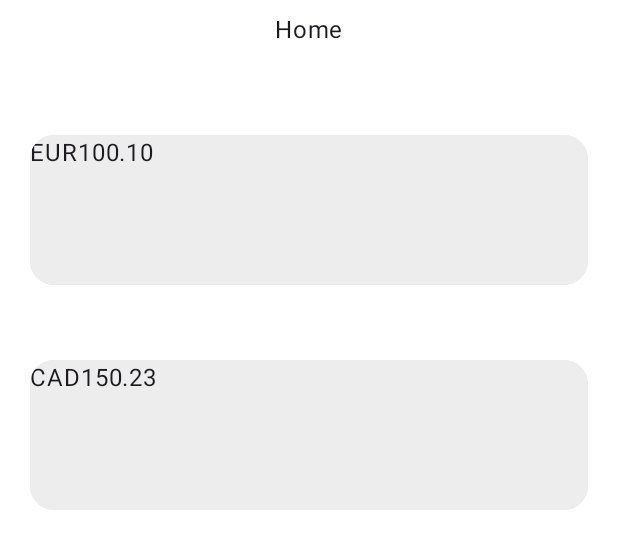
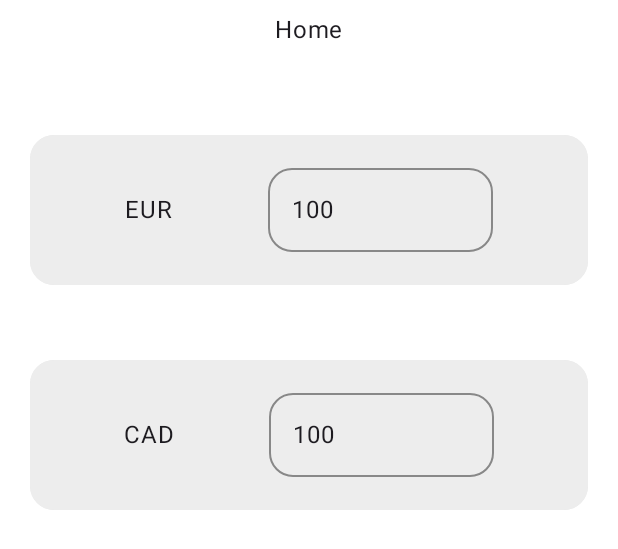
Before and after one commit to dratonyi/CurrencyExchangeRates, an Android app built with Jetpack Compose: the @Preview function MainBackgroundLightPreview, on a phone screen of 412 x 824 dp. Shown: the top 549 px of the screen. Run offline under Robolectric (Android 15) with nearby library versions, the phone set to English and light mode, and no system bars; our stand-ins replace accompanist.

Commit message:
made text fields operational

```diff
--- a/app/src/main/java/com/example/currencyexchangerates/MainActivity.kt
+++ b/app/src/main/java/com/example/currencyexchangerates/MainActivity.kt
@@ -34,7 +34,11 @@ class MainActivity : ComponentActivity() {
                 ) {
                     MainBackground(
                         viewModel.baseCurrency,
-                        viewModel.targetCurrency
+                        viewModel.targetCurrency,
+                        viewModel.baseAmount,
+                        viewModel.targetAmount,
+                        { viewModel.updateBaseAmount(it) },
+                        { viewModel.updateTargetAmount(it) }
                     )
                 }
             }
--- a/app/src/main/java/com/example/currencyexchangerates/ui/components/CurrencyCard.kt
+++ b/app/src/main/java/com/example/currencyexchangerates/ui/components/CurrencyCard.kt
@@ -6,6 +6,7 @@ import android.icu.text.DecimalFormat
 import android.icu.util.Currency
 import androidx.compose.foundation.Image
 import androidx.compose.foundation.background
+import androidx.compose.foundation.layout.Arrangement
 import androidx.compose.foundation.layout.Box
 import androidx.compose.foundation.layout.Row
 import androidx.compose.foundation.layout.fillMaxHeight
@@ -14,15 +15,28 @@ import androidx.compose.foundation.layout.fillMaxWidth
 import androidx.compose.foundation.layout.height
 import androidx.compose.foundation.layout.padding
 import androidx.compose.foundation.layout.size
+import androidx.compose.foundation.layout.width
 import androidx.compose.foundation.shape.RoundedCornerShape
+import androidx.compose.foundation.text.BasicText
+import androidx.compose.foundation.text.BasicTextField
+import androidx.compose.foundation.text.KeyboardOptions
 import androidx.compose.material3.MaterialTheme
+import androidx.compose.material3.OutlinedTextField
+import androidx.compose.material3.OutlinedTextFieldDefaults
 import androidx.compose.material3.Surface
 import androidx.compose.material3.Text
+import androidx.compose.material3.TextField
+import androidx.compose.material3.TextFieldColors
+import androidx.compose.material3.TextFieldDefaults
 import androidx.compose.runtime.Composable
+import androidx.compose.ui.Alignment
 import androidx.compose.ui.Modifier
 import androidx.compose.ui.draw.clip
+import androidx.compose.ui.graphics.Color
 import androidx.compose.ui.graphics.RectangleShape
 import androidx.compose.ui.res.colorResource
+import androidx.compose.ui.text.TextRange
+import androidx.compose.ui.text.input.KeyboardType
 import androidx.compose.ui.tooling.preview.Preview
 import androidx.compose.ui.unit.dp
 import com.example.currencyexchangerates.R
@@ -31,7 +45,8 @@ import com.example.currencyexchangerates.ui.theme.MyAppTheme
 @Composable
 fun CurrencyCard(
     currency: Currency,
-    amount: Double
+    amount: String,
+    updateAmount: (String) -> Unit
 ) {
     Surface(
         modifier = Modifier
@@ -43,17 +58,39 @@ fun CurrencyCard(
     ) {
         Row(
             modifier = Modifier
-                .fillMaxSize()
+                .fillMaxSize(),
+            verticalAlignment = Alignment.CenterVertically,
+            horizontalArrangement = Arrangement.SpaceEvenly
         ) {
             Text(
                 text = currency.currencyCode
             )
 
-            Text(
-                text = "%.${currency.defaultFractionDigits}f".format(amount)
-                 //BigDecimal(amount).setScale(currency.defaultFractionDigits, RoundingMode.HALF_UP).toString()
-                //BigDecimal(amount).setScale(currency.defaultFractionDigits, RoundingMode.HALF_UP).toString()
-            )
+            Box(
+                modifier = Modifier.background(MaterialTheme.colorScheme.surface)
+            ) {
+                OutlinedTextField(
+                    value = amount,
+                    onValueChange = {newVal ->
+                        if (newVal.all { it.isDigit() || it == '.' } && newVal.count { it == '.' } <= 1) {
+                            updateAmount(newVal)
+                        }
+                    },
+                    modifier = Modifier
+                        .padding(0.dp)
+                        .width(150.dp)
+                        .fillMaxWidth(),
+                    colors = OutlinedTextFieldDefaults.colors(
+                        focusedBorderColor = Color.Transparent,
+                        unfocusedBorderColor = Color.Gray
+                    ),
+                    shape = RoundedCornerShape(16.dp),
+                    keyboardOptions = KeyboardOptions.Default.copy(
+                        keyboardType = KeyboardType.Number // Show number pad
+                    ),
+                    //label = {Text("Enter amount")}
+                )
+            }
         }
     }
 }
@@ -62,6 +99,6 @@ fun CurrencyCard(
 @Composable
 fun PreviewCurrencyCard() {
     MyAppTheme {
-        CurrencyCard(Currency.getInstance("EUR"), 100.21123)
+        CurrencyCard(Currency.getInstance("EUR"), "100.21123", {/* TODO */})
     }
 }
--- a/app/src/main/java/com/example/currencyexchangerates/ui/screens/MainScreen.kt
+++ b/app/src/main/java/com/example/currencyexchangerates/ui/screens/MainScreen.kt
@@ -26,10 +26,16 @@ import kotlinx.coroutines.flow.StateFlow
 @Composable
 fun MainBackground(
     baseCurrency: StateFlow<Currency>,
-    targetCurrency: StateFlow<Currency>
+    targetCurrency: StateFlow<Currency>,
+    baseAmount: StateFlow<String>,
+    targetAmount: StateFlow<String>,
+    updateBaseAmount: (String) -> Unit,
+    updateTargetAmount: (String) -> Unit
 ) {
     val base by baseCurrency.collectAsState()
     val target by targetCurrency.collectAsState()
+    val bAmount by baseAmount.collectAsState()
+    val tAmount by targetAmount.collectAsState()
 
     Column(
         modifier = Modifier
@@ -40,9 +46,9 @@ fun MainBackground(
     ) {
         TopBar()
         Spacer(modifier = Modifier.height(50.dp))
-        CurrencyCard(base, 100.10)
+        CurrencyCard(base, bAmount, updateBaseAmount)
         Spacer(modifier = Modifier.height(50.dp))
-        CurrencyCard(target, 150.23)
+        CurrencyCard(target, tAmount, updateTargetAmount)
     }
 
 }
@@ -60,7 +66,12 @@ fun MainBackgroundPreview() {
         ) {
             MainBackground(
                 MutableStateFlow(Currency.getInstance("EUR")),
-                MutableStateFlow(Currency.getInstance("CAD")))
+                MutableStateFlow(Currency.getInstance("CAD")),
+                MutableStateFlow("100"),
+                MutableStateFlow("100"),
+                {/*TODO*/},
+                {/*TODO*/}
+            )
         }
     }
 }
@@ -78,7 +89,12 @@ fun MainBackgroundLightPreview() {
         ) {
             MainBackground(
                 MutableStateFlow(Currency.getInstance("EUR")),
-                MutableStateFlow(Currency.getInstance("CAD")))
+                MutableStateFlow(Currency.getInstance("CAD")),
+                MutableStateFlow("100"),
+                MutableStateFlow("100"),
+                {/*TODO*/},
+                {/*TODO*/}
+            )
         }
     }
 }
```
Also changed, not shown: app/src/main/java/com/example/currencyexchangerates/MainViewModel.kt (+31 -4 lines).
